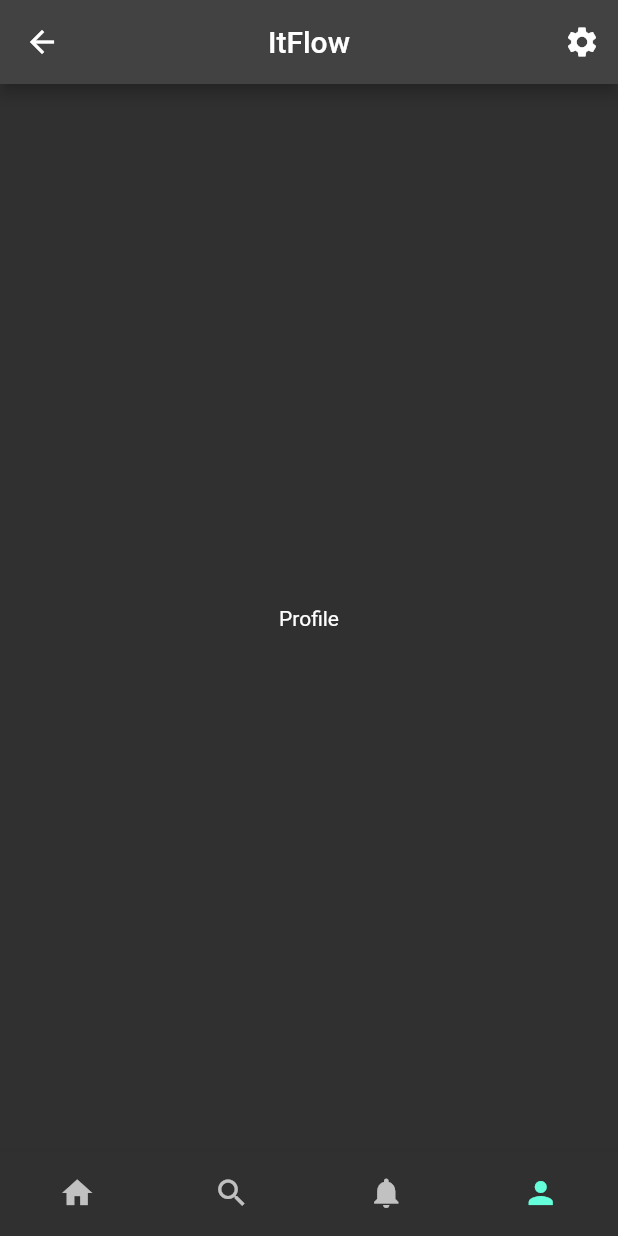
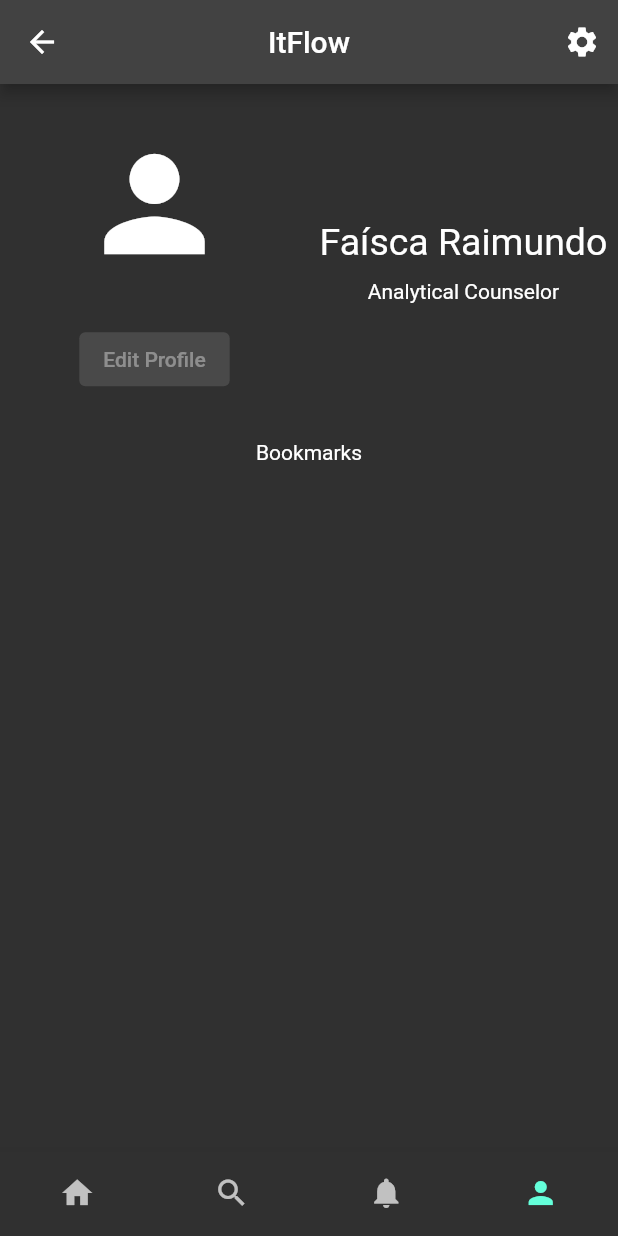
Before and after one commit to Adriano-7/ItFlow, a Flutter app: the ProfileScreen screen opened by its route, on a phone screen of 412 x 824 dp. Run offline on Flutter 3.47's test engine with Material 2 defaults, Android fonts, the phone set to English and light mode, and no system bars.

Commit message:
Added Profile Page Basic Structure

```diff
--- a/lib/screens/profile_screen.dart
+++ b/lib/screens/profile_screen.dart
@@ -1,3 +1,4 @@
+
 import 'package:flutter/material.dart';
 import 'package:itflowapp/constants.dart';
 import 'package:itflowapp/main.dart';
@@ -20,8 +21,53 @@ class ProfileScreen extends StatelessWidget {
           ),
         ],
       ),
-      body: const Center(
-        child: Text('Profile'),
+      body: Column(
+        children: [
+          Expanded(
+            //profile
+            flex: 1,
+            child: Row(
+              children: [
+                Expanded(
+                  child: Column(
+                    //profile picture and edit profile
+                    mainAxisAlignment: MainAxisAlignment.spaceEvenly,
+                    children:const [
+                      Icon(Icons.person, size: 100),
+                      ElevatedButton(
+                          onPressed: null, child: Text("Edit Profile")),
+                    ],
+                  ),
+                ),
+                Expanded(
+                  child: Column(
+                    // name and profession
+                    mainAxisAlignment: MainAxisAlignment.center,
+                    children: [
+                      Column(
+                        children:const [
+                          Text(
+                            "Faísca Raimundo",
+                            style: TextStyle(fontSize: 25),
+                          ),
+                          SizedBox(
+                            height: 10,
+                          ),
+                          Text("Analytical Counselor"),
+                        ],
+                      ),
+                    ],
+                  ),
+                ),
+              ],
+            ),
+          ),
+          const Expanded(
+            //bookmarks
+            flex: 2,
+            child: Text("Bookmarks"),
+          )
+        ],
       ),
       bottomNavigationBar: BottomNavigationBar(
         type: BottomNavigationBarType.fixed,
```
